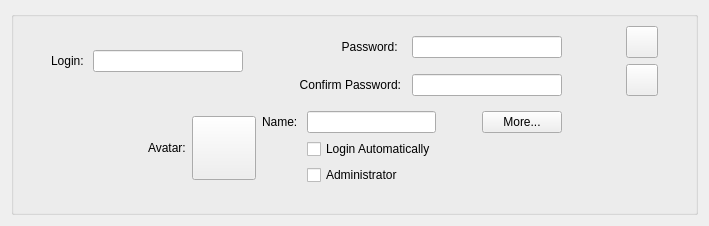
Qt form ui/widgets/userwidget.ui (Inkane/Tribe) before a commit.
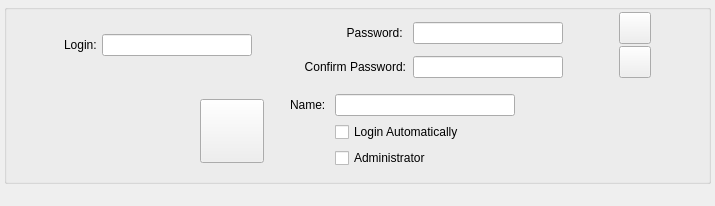
The same form after that commit.

Diff of the .ui file:
```diff
--- a/ui/widgets/userwidget.ui
+++ b/ui/widgets/userwidget.ui
@@ -6,20 +6,38 @@
    <rect>
     <x>0</x>
     <y>0</y>
-    <width>709</width>
-    <height>225</height>
+    <width>715</width>
+    <height>206</height>
    </rect>
   </property>
+  <property name="sizePolicy">
+   <sizepolicy hsizetype="Expanding" vsizetype="Preferred">
+    <horstretch>0</horstretch>
+    <verstretch>0</verstretch>
+   </sizepolicy>
+  </property>
   <property name="windowTitle">
    <string/>
   </property>
   <layout class="QVBoxLayout" name="verticalLayout">
+   <property name="spacing">
+    <number>3</number>
+   </property>
+   <property name="margin">
+    <number>4</number>
+   </property>
    <item>
     <widget class="QGroupBox" name="groupBox">
      <property name="title">
       <string/>
      </property>
      <layout class="QVBoxLayout" name="verticalLayout_3">
+      <property name="spacing">
+       <number>2</number>
+      </property>
+      <property name="margin">
+       <number>2</number>
+      </property>
       <item>
        <layout class="QGridLayout" name="gridLayout">
         <item row="0" column="1" rowspan="5">
@@ -221,6 +239,22 @@
         </item>
        </layout>
       </item>
+      <item>
+       <spacer name="verticalSpacer_3">
+        <property name="orientation">
+         <enum>Qt::Vertical</enum>
+        </property>
+        <property name="sizeType">
+         <enum>QSizePolicy::Fixed</enum>
+        </property>
+        <property name="sizeHint" stdset="0">
+         <size>
+          <width>20</width>
+          <height>5</height>
+         </size>
+        </property>
+       </spacer>
+      </item>
       <item>
        <widget class="QWidget" name="extWidget" native="true">
         <layout class="QGridLayout" name="gridLayout_2">
@@ -232,35 +266,12 @@
           </widget>
          </item>
          <item row="1" column="5">
-          <widget class="QLineEdit" name="nameLine"/>
-         </item>
-         <item row="1" column="6" rowspan="3">
-          <spacer name="horizontalSpacer_2">
-           <property name="orientation">
-            <enum>Qt::Horizontal</enum>
-           </property>
-           <property name="sizeType">
-            <enum>QSizePolicy::Fixed</enum>
-           </property>
-           <property name="sizeHint" stdset="0">
+          <widget class="QLineEdit" name="nameLine">
+           <property name="maximumSize">
             <size>
-             <width>40</width>
-             <height>20</height>
+             <width>180</width>
+             <height>16777215</height>
             </size>
-           </property>
-          </spacer>
-         </item>
-         <item row="1" column="1" rowspan="3">
-          <widget class="QLabel" name="label_5">
-           <property name="text">
-            <string>Avatar:</string>
-           </property>
-          </widget>
-         </item>
-         <item row="1" column="7">
-          <widget class="QPushButton" name="moreButton">
-           <property name="text">
-            <string>More...</string>
            </property>
           </widget>
          </item>
@@ -304,7 +315,7 @@
            </property>
           </widget>
          </item>
-         <item row="1" column="3" rowspan="3">
+         <item row="1" column="1" rowspan="3">
           <widget class="QPushButton" name="avatar">
            <property name="minimumSize">
             <size>
@@ -317,6 +328,22 @@
            </property>
           </widget>
          </item>
+         <item row="1" column="2" rowspan="3">
+          <spacer name="horizontalSpacer_2">
+           <property name="orientation">
+            <enum>Qt::Horizontal</enum>
+           </property>
+           <property name="sizeType">
+            <enum>QSizePolicy::Fixed</enum>
+           </property>
+           <property name="sizeHint" stdset="0">
+            <size>
+             <width>20</width>
+             <height>20</height>
+            </size>
+           </property>
+          </spacer>
+         </item>
         </layout>
        </widget>
       </item>
@@ -331,7 +358,7 @@
         <property name="sizeHint" stdset="0">
          <size>
           <width>20</width>
-          <height>9</height>
+          <height>2</height>
          </size>
         </property>
        </spacer>
@@ -339,6 +366,22 @@
      </layout>
     </widget>
    </item>
+   <item>
+    <spacer name="verticalSpacer_2">
+     <property name="orientation">
+      <enum>Qt::Vertical</enum>
+     </property>
+     <property name="sizeType">
+      <enum>QSizePolicy::Expanding</enum>
+     </property>
+     <property name="sizeHint" stdset="0">
+      <size>
+       <width>1</width>
+       <height>1</height>
+      </size>
+     </property>
+    </spacer>
+   </item>
   </layout>
  </widget>
  <resources/>
```
